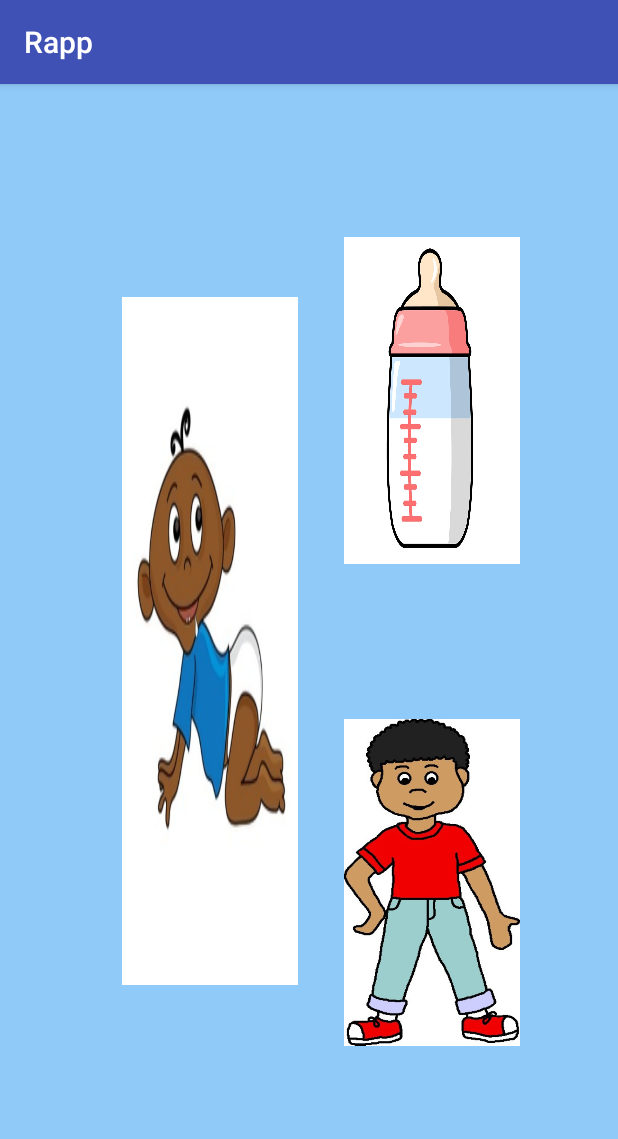
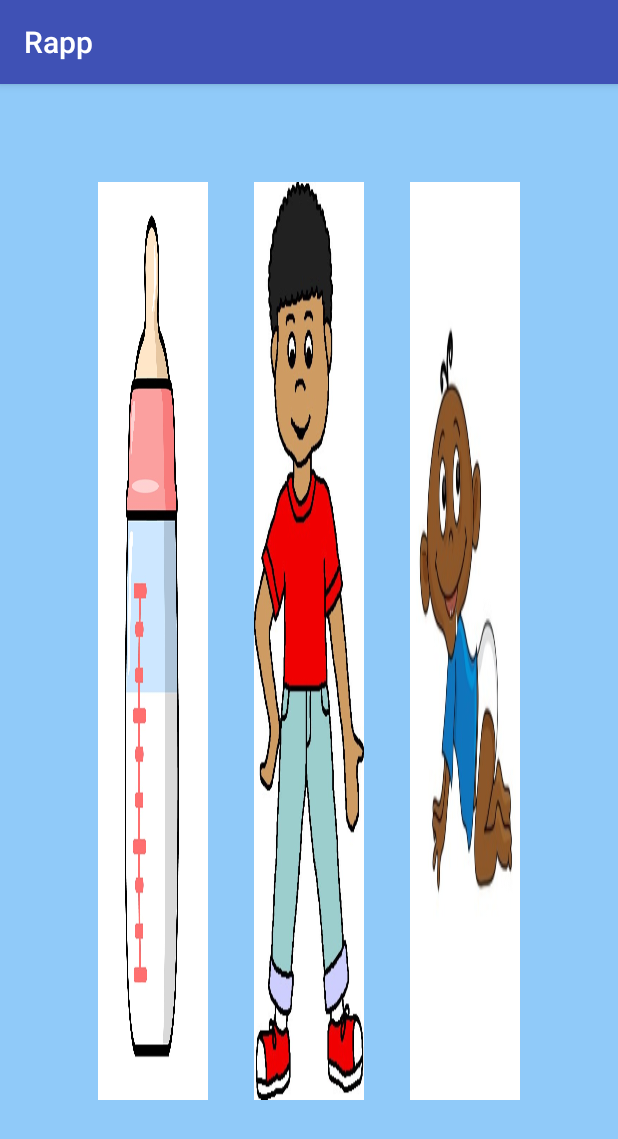
Before and after one commit to 2016AndroidAppProject/Rapp, an Android app: the questionsController screen opened directly, with no data from a screen before it, on a phone screen of 412 x 824 dp. Shown: the top 1139 px of the screen. Run offline under Robolectric (Android 15) with nearby library versions, the phone set to English and light mode, and no system bars; 4 statements that could not run were skipped.

Commit message:
Adding in latest changes

```diff
--- a/app/src/main/java/com/example/nick/rapp/questionsController.java
+++ b/app/src/main/java/com/example/nick/rapp/questionsController.java
@@ -7,6 +7,7 @@ import android.media.MediaPlayer;
 import android.net.Uri;
 import android.support.v7.app.AppCompatActivity;
 import android.os.Bundle;
+import android.text.Layout;
 import android.util.Log;
 import android.view.View;
 import android.widget.Button;
@@ -41,9 +42,9 @@ public class questionsController extends AppCompatActivity {
     Button answerButton;
     TextView testNotice;
     currentQuestionData question;
-    RadioButton opt1;
-    RadioButton opt2;
-    RadioButton opt3;
+    View opt1;
+    View opt2;
+    View opt3;
     int currentQNum = question.getInstance().getQuestionNum();
 
     //integer n is used as a random number to shuffle the answers
@@ -68,9 +69,9 @@ public class questionsController extends AppCompatActivity {
         setContentView(R.layout.testquestions_screen);
 
 
-        opt1 = (RadioButton) findViewById(R.id.opt1);
-        opt2 = (RadioButton) findViewById(R.id.opt2);
-        opt3 = (RadioButton) findViewById(R.id.opt3);
+        opt1 = (View) findViewById(R.id.opt1pic);
+        opt2 = (View) findViewById(R.id.opt2pic);
+        opt3 = (View) findViewById(R.id.opt3pic);
 
 
 
@@ -349,6 +350,10 @@ public class questionsController extends AppCompatActivity {
             }
         }
 
+    public void doNothing(View view){
+
+    }
+
 
     @Override
     public void onStart() {
--- a/app/src/main/res/layout/testquestions_screen.xml
+++ b/app/src/main/res/layout/testquestions_screen.xml
@@ -12,13 +12,61 @@
 
     <!--This layout is part of the view component of the model-view-controller design.-->
 
-    <TextView
-        android:layout_width="wrap_content"
-        android:layout_height="wrap_content"
-        android:textColor="#000000"
-        android:text="test"
-        android:id="@+id/testNotice"
-        android:visibility = "invisible"/>
+    <FrameLayout
+        android:layout_width="match_parent"
+        android:layout_height="match_parent">
+
+        <RadioGroup
+            android:orientation="horizontal"
+            android:layout_margin="50dp"
+            android:layout_width="match_parent"
+            android:layout_height="fill_parent">
+
+
+        <RadioButton
+            android:id="@+id/opt1pic"
+            android:orientation="vertical"
+            android:layout_margin="15dp"
+            android:layout_width="match_parent"
+            android:layout_height="fill_parent"
+            android:layout_weight="0.45"
+            android:minHeight="0dp"
+            android:minWidth="0dp"
+            android:onClick="doNothing"
+            android:button="@null"
+
+            android:background="@drawable/p1a"></RadioButton>
+
+            <RadioButton
+                android:id="@+id/opt2pic"
+                android:layout_margin="15dp"
+                android:orientation="vertical"
+                android:layout_width="match_parent"
+                android:layout_height="fill_parent"
+                android:layout_weight="0.45"
+                android:minHeight="0dp"
+                android:minWidth="0dp"
+                android:onClick="doNothing"
+                android:button="@null"
+
+                android:background="@drawable/p1a"></RadioButton>
+
+            <RadioButton
+                android:id="@+id/opt3pic"
+                android:orientation="vertical"
+                android:layout_margin="15dp"
+                android:layout_width="match_parent"
+                android:layout_height="fill_parent"
+                android:layout_weight="0.45"
+                android:minHeight="0dp"
+                android:minWidth="0dp"
+                android:onClick="doNothing"
+                android:button="@null"
+
+                android:background="@drawable/p1a">
+        </RadioButton>
+
+            </RadioGroup>
 
         <RadioGroup
                 android:orientation="horizontal"
@@ -28,61 +76,74 @@
                 >
 
 
-            <LinearLayout
-                android:orientation="vertical"
-                android:layout_width="match_parent"
-                android:layout_height="match_parent"
-                android:layout_weight="0.5">
-
-                <RadioButton
-                android:id="@+id/opt3"
-                android:scaleType="fitXY"
-                android:layout_margin="15dp"
-                android:layout_width="match_parent"
-                android:layout_height="fill_parent"
-
-                android:layout_weight="0.45"
-                android:onClick="answer"
-                android:button="@null"
-                android:scaleY="0.75"
-                />
-            </LinearLayout>
-
-            <LinearLayout
-                android:orientation="vertical"
-                android:layout_width="match_parent"
-                android:layout_height="match_parent"
-                android:layout_weight="0.5">
-
             <RadioButton
             android:id="@+id/opt1"
-
-                android:layout_margin="15dp"
+            android:scaleType="fitXY"
+            android:layout_margin="35dp"
             android:layout_width="match_parent"
             android:layout_height="fill_parent"
             android:layout_weight="0.45"
             android:onClick="answer"
             android:button="@null"
-                android:scaleY="0.75"
+            android:scaleY="0.65"
             />
 
             <RadioButton
             android:id="@+id/opt2"
             android:scaleType="fitXY"
-
-                android:layout_margin="15dp"
+            android:layout_margin="35dp"
             android:layout_width="match_parent"
             android:layout_height="fill_parent"
-                android:layout_below="@+id/opt1"
+            android:minHeight="0dp"
+            android:minWidth="0dp"
             android:layout_weight="0.45"
             android:onClick="answer"
             android:button="@null"
-                android:scaleY="0.75"
+            android:scaleY="0.65"
             />
-            </LinearLayout>
 
+            <RadioButton
+            android:id="@+id/opt3"
+
+            android:layout_margin="35dp"
+            android:layout_width="match_parent"
+            android:layout_height="fill_parent"
+            android:layout_weight="0.45"
+            android:onClick="answer"
+            android:button="@null"
+            android:scaleY="0.65"
+            android:minHeight="0dp"
+            android:minWidth="0dp"
+            />
+
+
+            <!--<LinearLayout-->
+                <!--android:id="@+id/opt2pic"-->
+                <!--android:orientation="vertical"-->
+                <!--android:layout_margin="15dp"-->
+                <!--android:layout_width="match_parent"-->
+                <!--android:layout_height="fill_parent"-->
+                <!--android:layout_below="@+id/opt1"-->
+                <!--android:layout_weight="0.45"-->
+                <!--android:minHeight="0dp"-->
+                <!--android:minWidth="0dp"-->
+                <!--android:onClick="answer"-->
+                <!--android:button="@null"-->
+
+                <!--android:background="@drawable/p1a">-->
 
         </RadioGroup>
 
+        <TextView
+            android:layout_width="wrap_content"
+            android:layout_height="wrap_content"
+            android:textColor="#000000"
+            android:text="test"
+            android:id="@+id/testNotice"
+            android:visibility = "invisible"/>
+
+
+    </FrameLayout>
+
 
 </LinearLayout>
```
Lines whose indentation alone changed are shown as unchanged.
